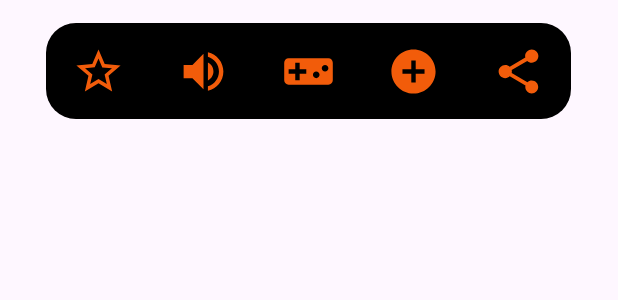
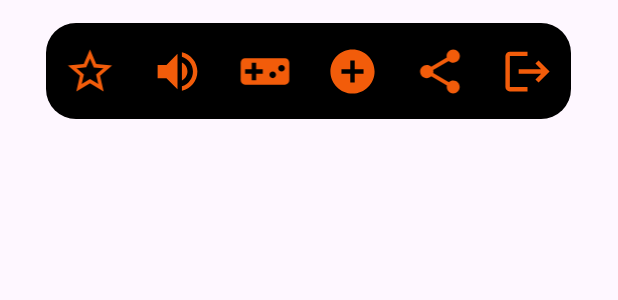
Before and after one commit to Som1326/Equipo6_Miniproyecto_I, an Android app: the layout toolbar.xml on its own in the app's theme, with its tools: preview values and no code run, on a phone screen of 412 x 824 dp. Shown: the top 300 px of the screen. Run offline under Robolectric (Android 15) with nearby library versions, the phone set to English and light mode, and no system bars.

Commit message:
Funcionalidad Logout implementada

```diff
--- a/app/src/main/AndroidManifest.xml
+++ b/app/src/main/AndroidManifest.xml
@@ -28,7 +28,7 @@
         </activity>
         <activity
             android:name=".view.LoginActivity"
-            android:exported="false"
+            android:exported="true"
             android:theme="@style/Theme.MaterialComponents.Light.NoActionBar"/>
     </application>
 
--- /dev/null
+++ b/app/src/main/res/drawable/baseline_logout_24.xml
@@ -0,0 +1,5 @@
+<vector xmlns:android="http://schemas.android.com/apk/res/android" android:autoMirrored="true" android:height="24dp" android:tint="#F25C0A" android:viewportHeight="24" android:viewportWidth="24" android:width="24dp">
+
+    <path android:fillColor="@android:color/white" android:pathData="M17,7l-1.41,1.41L18.17,11H8v2h10.17l-2.58,2.58L17,17l5,-5zM4,5h8V3H4c-1.1,0 -2,0.9 -2,2v14c0,1.1 0.9,2 2,2h8v-2H4V5z"/>
+
+</vector>
--- a/app/src/main/res/layout/toolbar.xml
+++ b/app/src/main/res/layout/toolbar.xml
@@ -24,7 +24,7 @@
                 android:layout_width="350dp"
                 android:layout_height="match_parent"
                 android:layout_gravity="end"
-                android:columnCount="5"
+                android:columnCount="6"
                 android:rowCount="1"
                 android:background="@android:color/transparent">
 
@@ -93,6 +93,19 @@
                     android:src="@drawable/baseline_share_24">
                 </ImageView>
 
+                <ImageView
+                    android:id="@+id/logout_toolbar"
+                    android:layout_width="wrap_content"
+                    android:layout_height="35dp"
+                    android:layout_gravity="center_vertical"
+                    android:layout_columnWeight="1"
+                    android:layout_rowWeight="1"
+                    android:clickable="true"
+                    android:focusable="true"
+                    android:background="?selectableItemBackgroundBorderless"
+                    android:src="@drawable/baseline_logout_24">
+                </ImageView>
+
             </GridLayout>
 
         </androidx.appcompat.widget.Toolbar>
```
Also changed, not shown: app/src/main/java/com/example/miniproyectoi/view/fragment/HomeFragment.kt (+16 -0 lines).
